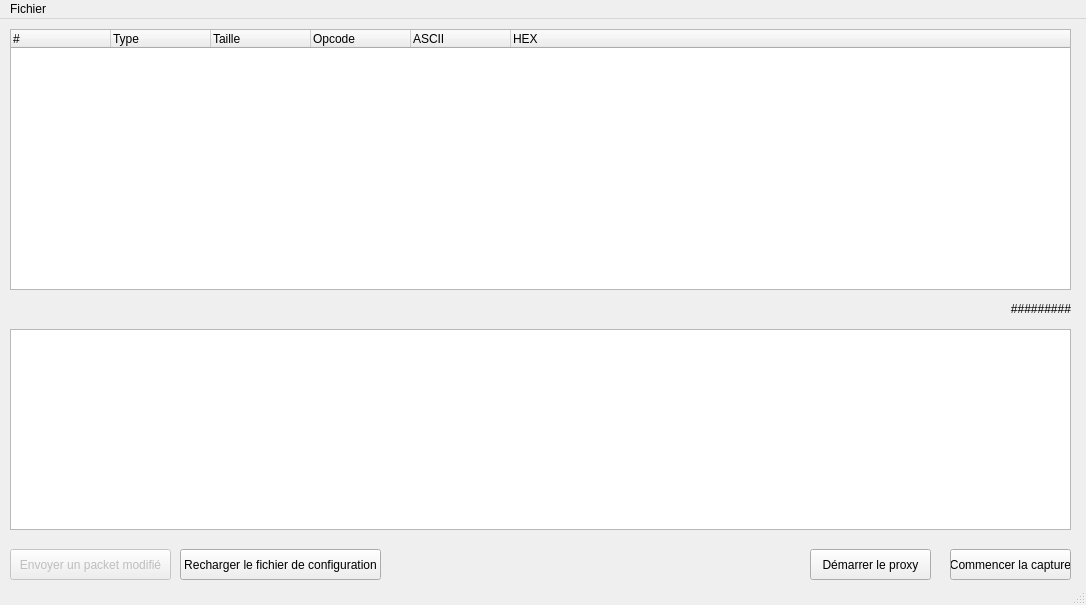
nightwolf93/Wakxy-Sniffer, file mainwindow.ui: the form before one commit.
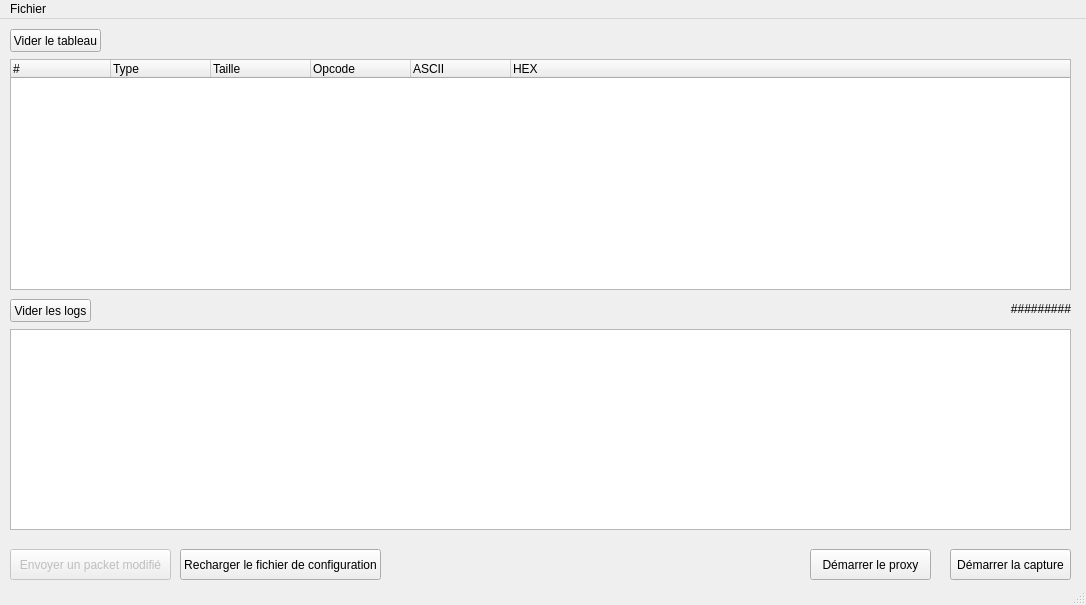
The form after the commit.

Commit message: [Sniffer] Ajout de la capture et ajout des cleaner

Patch:
```diff
--- a/mainwindow.ui
+++ b/mainwindow.ui
@@ -49,7 +49,7 @@
      </rect>
     </property>
     <property name="text">
-     <string>Commencer la capture</string>
+     <string>Démarrer la capture</string>
     </property>
    </widget>
    <widget class="QPushButton" name="pushButtonSendPacket">
@@ -92,9 +92,9 @@
     <property name="geometry">
      <rect>
       <x>10</x>
-      <y>10</y>
+      <y>40</y>
       <width>1061</width>
-      <height>261</height>
+      <height>231</height>
      </rect>
     </property>
     <column>
@@ -160,6 +160,32 @@
      <string>Recharger le fichier de configuration</string>
     </property>
    </widget>
+   <widget class="QPushButton" name="pushButtonClearLog">
+    <property name="geometry">
+     <rect>
+      <x>10</x>
+      <y>280</y>
+      <width>81</width>
+      <height>23</height>
+     </rect>
+    </property>
+    <property name="text">
+     <string>Vider les logs</string>
+    </property>
+   </widget>
+   <widget class="QPushButton" name="pushButtonClearTable">
+    <property name="geometry">
+     <rect>
+      <x>10</x>
+      <y>10</y>
+      <width>91</width>
+      <height>23</height>
+     </rect>
+    </property>
+    <property name="text">
+     <string>Vider le tableau</string>
+    </property>
+   </widget>
   </widget>
   <widget class="QMenuBar" name="menuBar">
    <property name="geometry">
```
The commit also changes 4 other files.
